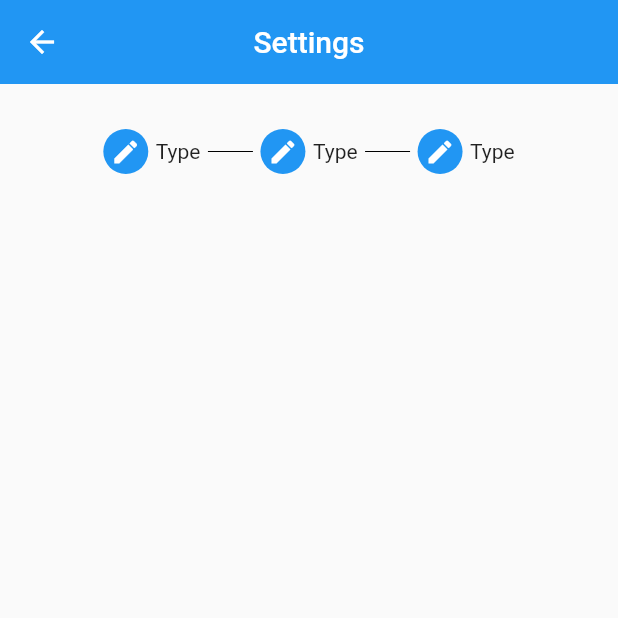
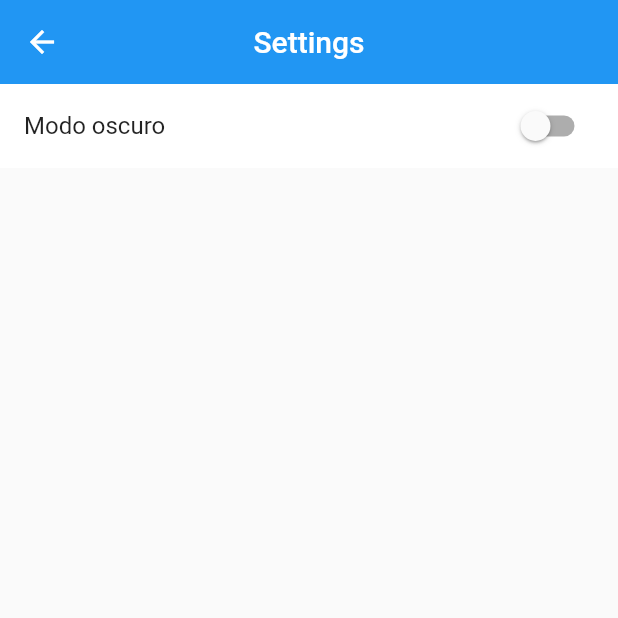
Before and after one commit to jxlanda/flutter_qrcode, a Flutter app: the SettingsPage screen opened directly, on a phone screen of 412 x 824 dp, the top half of it. Run offline on Flutter 3.47's test engine with Material 2 defaults, Android fonts, the phone set to English and light mode, and no system bars; our stand-ins replace equatable, flutter_bloc, flutter_colorpicker, flutter_icons, hive, hive_flutter and 6 more; missing offline and left inert: qr_code_scanner, share_extend, wifi_connector; accounts and stored records are empty; generated files the repository leaves out were written again.

Commit message:
updated dark theme

```diff
--- a/lib/blocs/blocs.dart
+++ b/lib/blocs/blocs.dart
@@ -3,15 +3,17 @@ export 'states/bottomnav_state.dart';
 export 'states/camera_state.dart';
 export 'states/panelcamera_state.dart';
 export 'states/createqr_state.dart';
+export 'states/settings_state.dart';
 // Events
 export 'events/bottomnav_event.dart';
 export 'events/camera_event.dart';
 export 'events/panelcamera_event.dart';
 export 'events/createqr_event.dart';
-
+export 'events/settings_event.dart';
 // Blocs
 export 'singles/bottomnav_bloc.dart';
 export 'simple_bloc_delegate.dart';
 export 'singles/camera_bloc.dart';
 export 'singles/panelcamera_bloc.dart';
 export 'singles/createqr_bloc.dart';
+export 'singles/settings_bloc.dart';
--- /dev/null
+++ b/lib/blocs/events/settings_event.dart
@@ -0,0 +1,19 @@
+import 'package:equatable/equatable.dart';
+
+abstract class SettingsEvent extends Equatable {
+  const SettingsEvent();
+
+  @override
+  List<Object> get props => [];
+}
+
+class ThemeLoadStarted extends SettingsEvent {}
+
+class ThemeChanged extends SettingsEvent {
+  final bool value;
+
+  ThemeChanged(this.value) : assert(value != null);
+
+  @override
+  List<Object> get props => [value];
+}
--- a/lib/blocs/singles/createqr_bloc.dart
+++ b/lib/blocs/singles/createqr_bloc.dart
@@ -11,7 +11,6 @@ class CreateQRBloc extends Bloc<CreateQREvent, CreateQRState> {
   final PanelController panelController = new PanelController();
   final ScrollController singleChildController = new ScrollController();
   final List<env.ScanTypes> scanTypes = env.ScanTypes.values;
-  // final GlobalKey<FormState> formKey = GlobalKey<FormState>();
   // Form url
   final TextEditingController urlController = TextEditingController();
   // Form wifi
--- /dev/null
+++ b/lib/blocs/states/settings_state.dart
@@ -0,0 +1,11 @@
+import 'package:equatable/equatable.dart';
+import 'package:flutter/material.dart';
+
+class SettingsState extends Equatable {
+  final ThemeMode themeMode;
+
+  SettingsState(this.themeMode) : assert(themeMode != null);
+
+  @override
+  List<Object> get props => [themeMode];
+}
--- a/lib/environment/environment.dart
+++ b/lib/environment/environment.dart
@@ -1,5 +1,6 @@
 // Base de datos
 const String HiveHistory = 'history';
+const String HiveSettings = 'settings';
 enum HiveTypes { Scan, Settings }
 
 extension HiveTypesExtension on HiveTypes {
--- a/lib/pages/settings_page.dart
+++ b/lib/pages/settings_page.dart
@@ -1,4 +1,6 @@
 import 'package:flutter/material.dart';
+import 'package:flutter_bloc/flutter_bloc.dart';
+import 'package:qrcode/blocs/blocs.dart';
 
 class SettingsPage extends StatelessWidget {
   const SettingsPage({Key key}) : super(key: key);
@@ -6,7 +8,8 @@ class SettingsPage extends StatelessWidget {
   @override
   Widget build(BuildContext context) {
     print("Building settings page ...");
-    return Scaffold(
+    return BlocBuilder<SettingsBloc, SettingsState>(
+      builder: (context, state) => Scaffold(
         appBar: AppBar(
           title: Text("Settings"),
           centerTitle: true,
@@ -14,68 +17,22 @@ class SettingsPage extends StatelessWidget {
         ),
         body: Column(
           children: <Widget>[
-          SizedBox(
-            height: 30.0,
-          ),
-          Row(
-            mainAxisAlignment: MainAxisAlignment.center,
-            children: <Widget>[
-              StepHeader(),
             Container(
-                width: 30.0,
-                child: Divider(
-                  color: Colors.black,
+              color: Theme.of(context).cardColor,
+              child: ListTile(
+                title: Text("Modo oscuro"),
+                trailing: Switch(
+                  value: state.themeMode == ThemeMode.dark ? true : false,
+                  onChanged: (value) {
+                    BlocProvider.of<SettingsBloc>(context)
+                        .add(ThemeChanged(value));
+                  },
                 ),
               ),
-              StepHeader(),
-              Container(
-                width: 30.0,
-                child: Divider(
-                  color: Colors.black,
-                ),
-              ),
-              StepHeader(),
+            )
           ],
         ),
-        ],
       ),
     );
   }
 }
-
-class StepHeader extends StatelessWidget {
-  const StepHeader({
-    Key key,
-  }) : super(key: key);
-
-  @override
-  Widget build(BuildContext context) {
-    return Row(
-      children: <Widget>[
-        SizedBox(
-          width: 5.0,
-        ),
-        Container(
-          width: 30.0,
-          height: 30.0,
-          decoration: new BoxDecoration(
-            color: Colors.blue,
-            shape: BoxShape.circle,
-          ),
-          child: Icon(
-            Icons.edit,
-            size: 20.0,
-            color: Colors.white,
-          ),
-        ),
-        SizedBox(
-          width: 5.0,
-        ),
-        Text("Type"),
-        SizedBox(
-          width: 5.0,
-        )
-      ],
-    );
-  }
-}
--- a/lib/repositories/hivedb_repository.dart
+++ b/lib/repositories/hivedb_repository.dart
@@ -17,11 +17,15 @@ class HiveDatabase {
   }
 
   Future<void> openDatabase({String database, String type}) async {
-    if (type == HiveTypes.Scan.toString()) await Hive.openBox<Scan>(database);
+    if (type == HiveTypes.Scan.value)
+      await Hive.openBox<Scan>(database);
+    else if (type == HiveTypes.Settings.value)
+      await Hive.openBox<bool>(database);
   }
 
   Future<dynamic> returnBox({String database, String type}) async {
-    if (type == HiveTypes.Scan.toString()) return Hive.box<Scan>(database);
+    if (type == HiveTypes.Scan.value) return Hive.box<Scan>(database);
+    if (type == HiveTypes.Settings.value) await Hive.openBox<bool>(database);
   }
 
   Future<bool> addToDatabase(
--- a/lib/utils/utils.dart
+++ b/lib/utils/utils.dart
@@ -278,10 +278,11 @@ Future<File> createQRData(String qrdata) async {
   return qrcodeFile;
 }
 
-Future<bool> toQRImageData(String qrCode) async {
+Future<bool> toQRImageData(String qrCode, {Color color = Colors.black}) async {
   final ByteData image = await QrPainter(
           data: qrCode,
           version: QrVersions.auto,
+          color: color,
           emptyColor: Colors.white,
           gapless: false)
       .toImageData(300);
```
Also changed, not shown: lib/blocs/singles/settings_bloc.dart (added, +40 -0 lines), lib/main.dart (+33 -6 lines), lib/pages/bottomnav_page.dart (+9 -12 lines), lib/pages/camera_page.dart (+6 -5 lines), lib/pages/createqr_page.dart (+65 -45 lines), lib/pages/history_page.dart (+11 -5 lines), 4 other files. Lines whose indentation alone changed are shown as unchanged.
